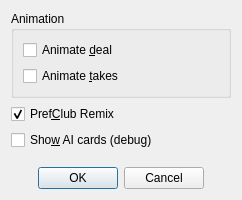
The window that src/ui/optform.ui (infsega/bbpref) describes before a commit, drawn with Qt 5.
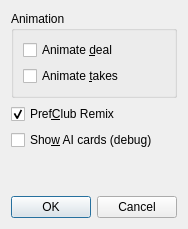
The same window after the commit. Icons and pictures are not drawn.

Commit message: Fixed UI of new game and options dialogs

Patch:
```diff
--- a/src/ui/optform.ui
+++ b/src/ui/optform.ui
@@ -24,6 +24,9 @@
    <bool>true</bool>
   </property>
   <layout class="QVBoxLayout" name="verticalLayout">
+   <property name="sizeConstraint">
+    <enum>QLayout::SetFixedSize</enum>
+   </property>
    <item>
     <widget class="QGroupBox" name="groupBox">
      <property name="title">
```
The commit also changes 5 other files.
